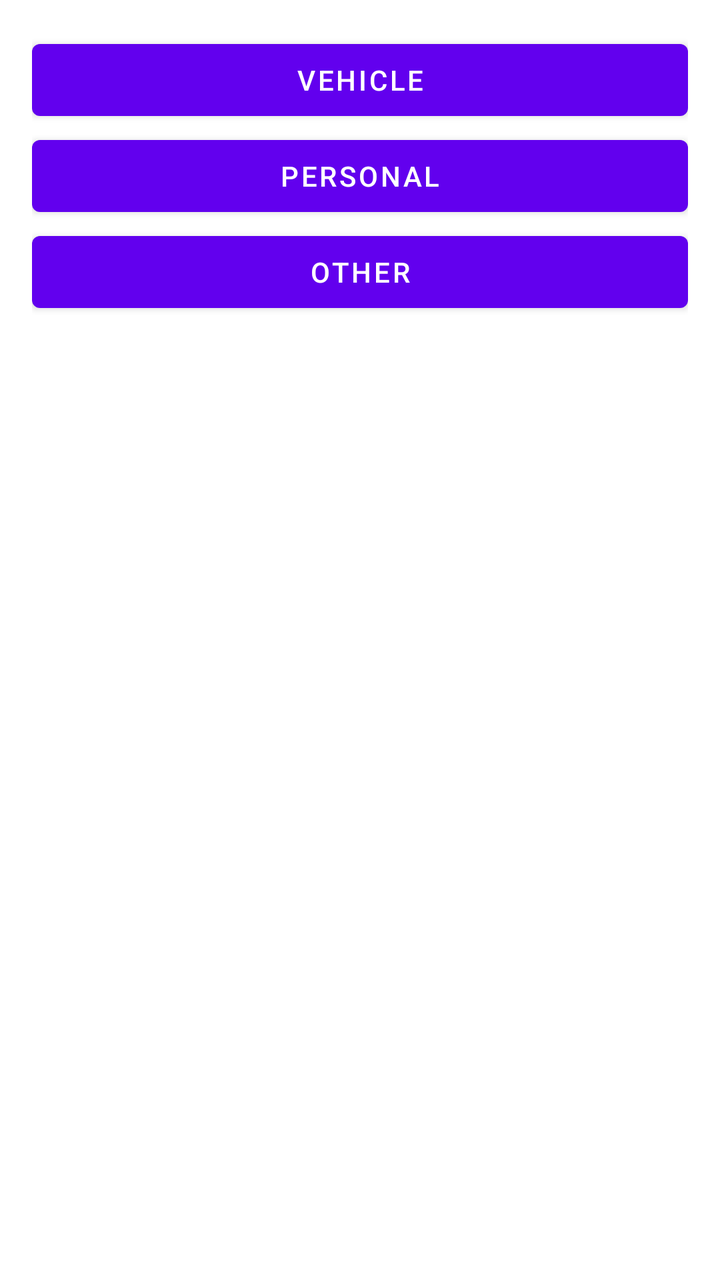
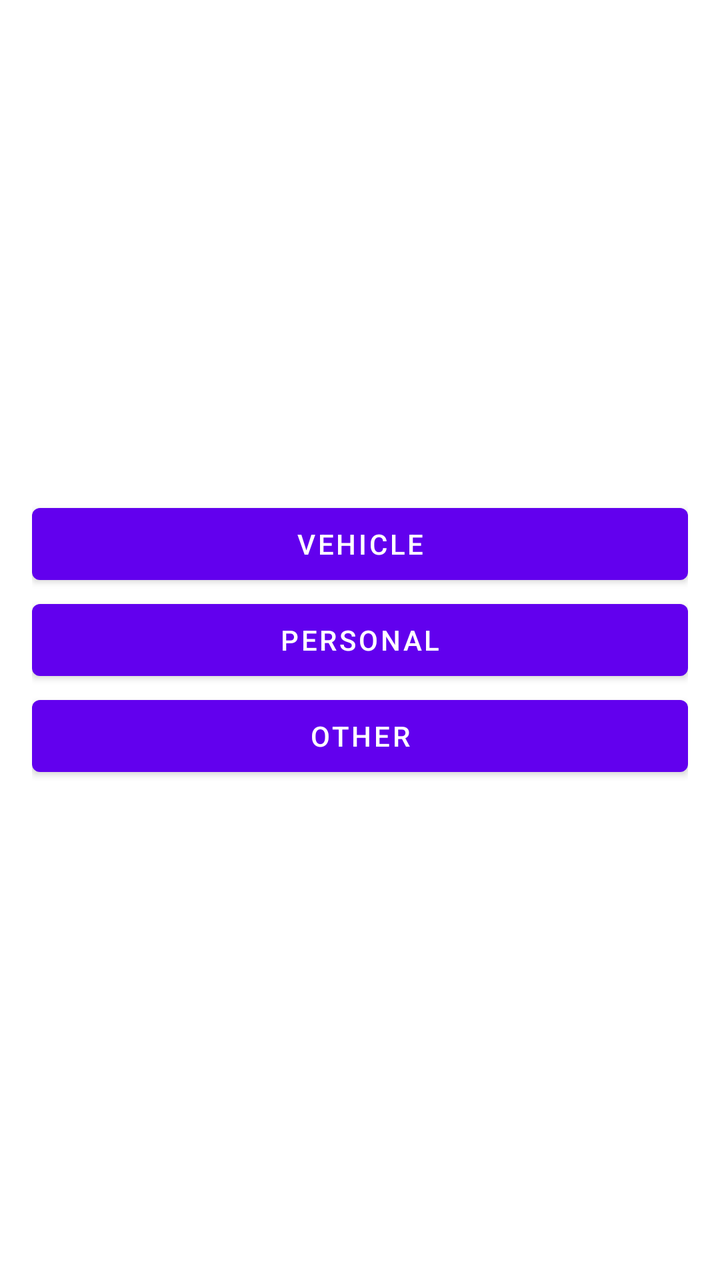

An Android layout rendered at two revisions. The XML below is the earlier revision; the diff shows what the commit changed to produce the second picture.
<!-- AndroidManifest.xml: application theme Theme.Docuvault -->
<!-- res/layout/activity_upload.xml -->
<?xml version="1.0" encoding="utf-8"?>
<LinearLayout xmlns:android="http://schemas.android.com/apk/res/android"
    android:layout_width="match_parent"
    android:layout_height="match_parent"
    android:orientation="vertical"
    android:padding="16dp">

    
    <Button
        android:id="@+id/vehicleButton"
        android:layout_width="match_parent"
        android:layout_height="wrap_content"
        android:text="Vehicle" />

    
    <Button
        android:id="@+id/personalButton"
        android:layout_width="match_parent"
        android:layout_height="wrap_content"
        android:text="Personal" />

    
    <Button
        android:id="@+id/otherButton"
        android:layout_width="match_parent"
        android:layout_height="wrap_content"
        android:text="Other" />
</LinearLayout>
<!-- resources referenced by this layout -->
<resources>
  <style name="Theme.Docuvault" parent="Theme.MaterialComponents.DayNight.DarkActionBar">
          
          <item name="colorPrimary">@color/purple_500</item>
          <item name="colorPrimaryVariant">@color/purple_700</item>
          <item name="colorOnPrimary">@color/white</item>
          
          <item name="colorSecondary">@color/teal_200</item>
          <item name="colorSecondaryVariant">@color/teal_700</item>
          <item name="colorOnSecondary">@color/black</item>
          
          <item name="android:statusBarColor">?attr/colorPrimaryVariant</item>
          
      </style>
  <color name="purple_500">#FF6200EE</color>
  <color name="purple_700">#FF3700B3</color>
  <color name="white">#FFFFFFFF</color>
  <color name="teal_200">#FF03DAC5</color>
  <color name="teal_700">#FF018786</color>
  <color name="black">#FF000000</color>
</resources>

<!-- the commit's change to res/layout/activity_upload.xml (unified diff, before → after) -->
@@ -3,26 +3,32 @@
     android:layout_width="match_parent"
     android:layout_height="match_parent"
     android:orientation="vertical"
-    android:padding="16dp">
+    android:padding="16dp"
+    android:gravity="center"
+    android:background="@color/app_white">
 
     
     <Button
         android:id="@+id/vehicleButton"
         android:layout_width="match_parent"
         android:layout_height="wrap_content"
-        android:text="Vehicle" />
+        android:text="Vehicle"
+        style="@style/CategoryButtonStyle"/>
 
     
     <Button
         android:id="@+id/personalButton"
         android:layout_width="match_parent"
         android:layout_height="wrap_content"
-        android:text="Personal" />
+        android:text="Personal"
+        style="@style/CategoryButtonStyle"/>
 
     
     <Button
         android:id="@+id/otherButton"
         android:layout_width="match_parent"
         android:layout_height="wrap_content"
-        android:text="Other" />
+        android:text="Other"
+        style="@style/CategoryButtonStyle"/>
+
 </LinearLayout>
<!-- resource entries referenced after the edit -->
@@ -1,5 +1,6 @@
 <!-- resources referenced by this layout -->
 <resources>
+  <color name="app_white">#FFFFFFFF</color>
   <style name="Theme.Docuvault" parent="Theme.MaterialComponents.DayNight.DarkActionBar">
           
           <item name="colorPrimary">@color/purple_500</item>
